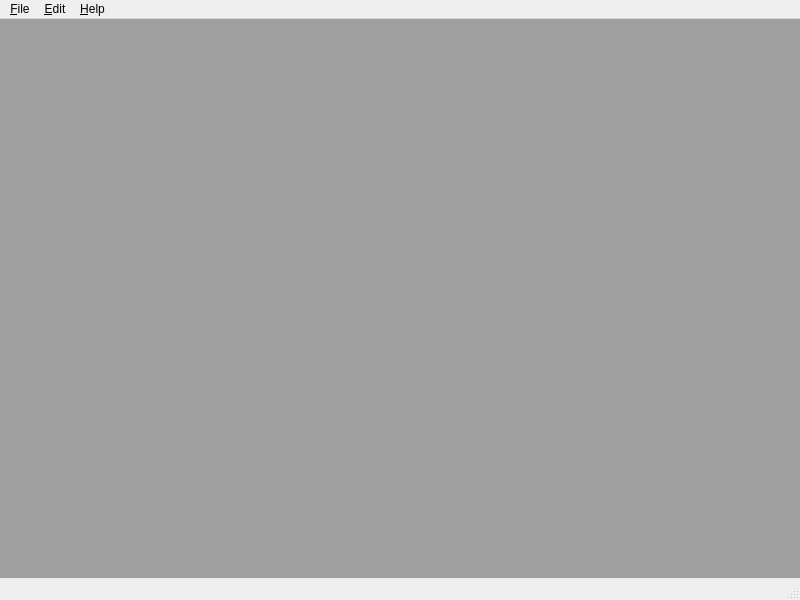
Old version of the form src/ui/MainWindow.ui in the repository chrisjaquet/OpenGMS.
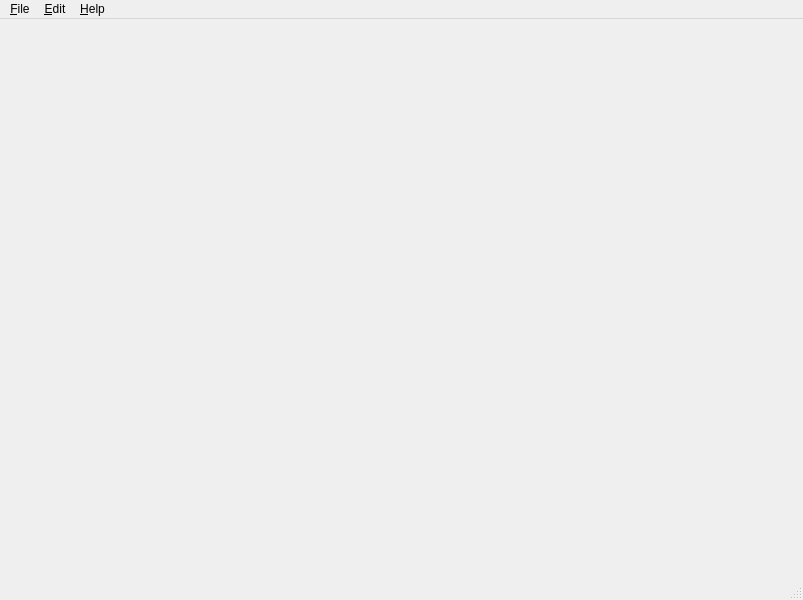
New version of the form.

Patch:
```diff
--- a/src/ui/MainWindow.ui
+++ b/src/ui/MainWindow.ui
@@ -6,7 +6,7 @@
    <rect>
     <x>0</x>
     <y>0</y>
-    <width>800</width>
+    <width>803</width>
     <height>600</height>
    </rect>
   </property>
@@ -30,9 +30,6 @@
     <property name="margin">
      <number>0</number>
     </property>
-    <item>
-     <widget class="QMdiArea" name="mdiArea"/>
-    </item>
    </layout>
   </widget>
   <widget class="QMenuBar" name="menubar">
@@ -40,8 +37,8 @@
     <rect>
      <x>0</x>
      <y>0</y>
-     <width>800</width>
-     <height>21</height>
+     <width>803</width>
+     <height>22</height>
     </rect>
    </property>
    <widget class="QMenu" name="menuFile">
```
Left out of the diff: 20 changed lines with no effect on the pictures.
